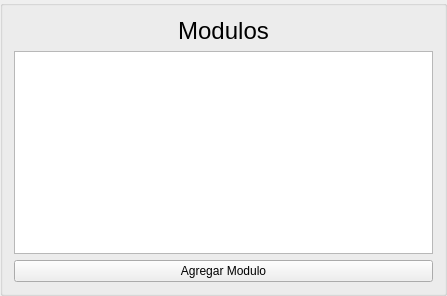
First picture: the form in FormIndexModulos.ui, repository SoftTechMX/sistema-imagis, before the edit.
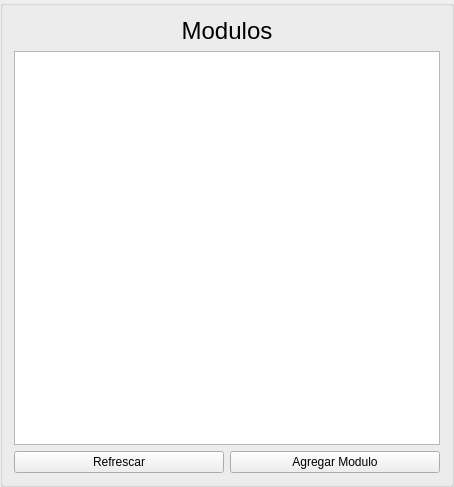
Second picture: the form after the edit.

```diff
--- a/FormIndexModulos.ui
+++ b/FormIndexModulos.ui
@@ -6,10 +6,16 @@
    <rect>
     <x>0</x>
     <y>0</y>
-    <width>447</width>
-    <height>296</height>
+    <width>454</width>
+    <height>487</height>
    </rect>
   </property>
+  <property name="sizePolicy">
+   <sizepolicy hsizetype="Expanding" vsizetype="Minimum">
+    <horstretch>0</horstretch>
+    <verstretch>0</verstretch>
+   </sizepolicy>
+  </property>
   <property name="windowTitle">
    <string>GroupBox</string>
   </property>
@@ -30,7 +36,23 @@
     </widget>
    </item>
    <item>
-    <widget class="QTableWidget" name="tabla_modulos"/>
+    <widget class="QTableWidget" name="tabla_modulos">
+     <property name="sizePolicy">
+      <sizepolicy hsizetype="Expanding" vsizetype="Expanding">
+       <horstretch>0</horstretch>
+       <verstretch>0</verstretch>
+      </sizepolicy>
+     </property>
+    </widget>
+   </item>
+   <item>
+    <layout class="QHBoxLayout" name="horizontalLayout">
+     <item>
+      <widget class="QPushButton" name="btn_refresh">
+       <property name="text">
+        <string>Refrescar</string>
+       </property>
+      </widget>
    </item>
    <item>
     <widget class="QPushButton" name="btn_add_modulo">
@@ -38,6 +60,8 @@
       <string>Agregar Modulo</string>
      </property>
     </widget>
+     </item>
+    </layout>
    </item>
   </layout>
  </widget>
```
Lines whose indentation alone changed are shown as unchanged.
